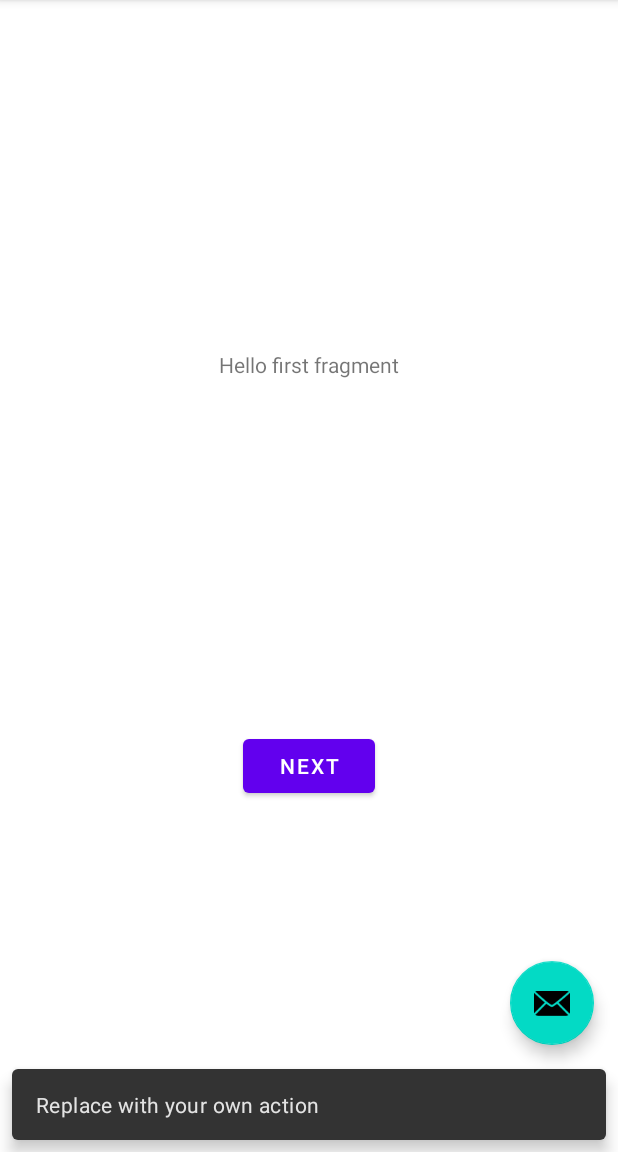
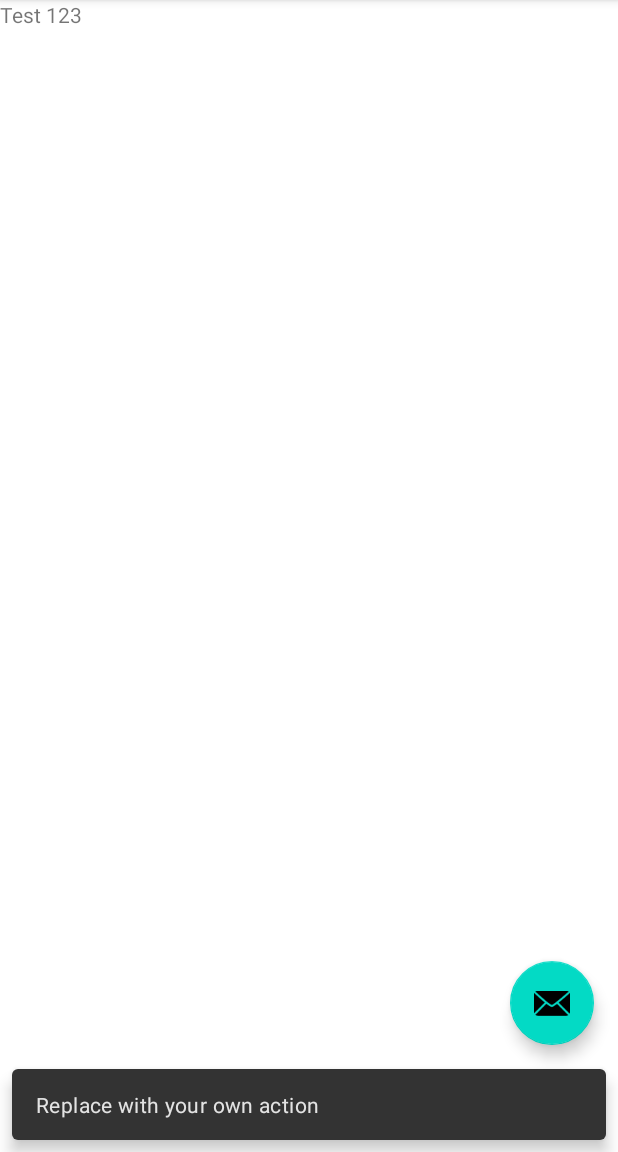
Before and after one commit to dijoncavalcante/weatherForecast, an Android app: the screen it shows after launch (MainActivity), after a tap on an icon or button, on a phone screen of 412 x 824 dp, the part 84-1236 px from its top. Run offline under Robolectric (Android 15) with nearby library versions, the phone set to English and light mode, and no system bars; network calls fail; 1 statement that could not run was skipped.

Commit message:
Test request datas

```diff
--- a/app/src/main/java/com/dijon/forecastactivity/view/MainActivity.kt
+++ b/app/src/main/java/com/dijon/forecastactivity/view/MainActivity.kt
@@ -1,11 +1,15 @@
 package com.dijon.forecastactivity.view
 
 import android.os.Bundle
+import android.util.Log
 import com.google.android.material.floatingactionbutton.FloatingActionButton
 import com.google.android.material.snackbar.Snackbar
 import androidx.appcompat.app.AppCompatActivity
 import android.view.Menu
 import android.view.MenuItem
+import android.widget.TextView
+import androidx.lifecycle.Observer
+import androidx.lifecycle.ViewModelProvider
 import com.dijon.forecastactivity.R
 
 class MainActivity : AppCompatActivity() {
@@ -19,6 +23,18 @@ class MainActivity : AppCompatActivity() {
             Snackbar.make(view, "Replace with your own action", Snackbar.LENGTH_LONG)
                     .setAction("Action", null).show()
         }
+
+        val viewModel = ViewModelProvider(this).get(ForecastViewModel::class.java)
+
+        viewModel.getForecast()
+
+        viewModel.results.observe(this, Observer {
+            //set adapter com a lista
+            Log.d("MainActivity", "getForecast: ${it!!.city.name}")
+            Log.d("MainActivity", "getForecast: ${it!!.list[0].weather[0].description}")
+            Log.d("MainActivity", "getForecast: ${it!!.list[0].main.temp_max}")
+        })
+
     }
 
     override fun onCreateOptionsMenu(menu: Menu): Boolean {
--- a/app/src/main/res/layout/content_main.xml
+++ b/app/src/main/res/layout/content_main.xml
@@ -5,15 +5,26 @@
     android:layout_height="match_parent"
     app:layout_behavior="@string/appbar_scrolling_view_behavior">
 
-    <fragment
-        android:id="@+id/nav_host_fragment"
-        android:name="androidx.navigation.fragment.NavHostFragment"
+    <!--    <fragment-->
+    <!--        android:id="@+id/nav_host_fragment"-->
+    <!--        android:name="androidx.navigation.fragment.NavHostFragment"-->
+    <!--        android:layout_width="0dp"-->
+    <!--        android:layout_height="0dp"-->
+    <!--        app:defaultNavHost="true"-->
+    <!--        app:layout_constraintBottom_toBottomOf="parent"-->
+    <!--        app:layout_constraintLeft_toLeftOf="parent"-->
+    <!--        app:layout_constraintRight_toRightOf="parent"-->
+    <!--        app:layout_constraintTop_toTopOf="parent"-->
+    <!--        app:navGraph="@navigation/nav_graph" />-->
+
+    <TextView
+        android:id="@+id/textView_forecast"
         android:layout_width="0dp"
         android:layout_height="0dp"
-        app:defaultNavHost="true"
+        android:text="Test 123"
         app:layout_constraintBottom_toBottomOf="parent"
         app:layout_constraintLeft_toLeftOf="parent"
         app:layout_constraintRight_toRightOf="parent"
-        app:layout_constraintTop_toTopOf="parent"
-        app:navGraph="@navigation/nav_graph" />
+        app:layout_constraintTop_toTopOf="parent" />
+
 </androidx.constraintlayout.widget.ConstraintLayout>
```
